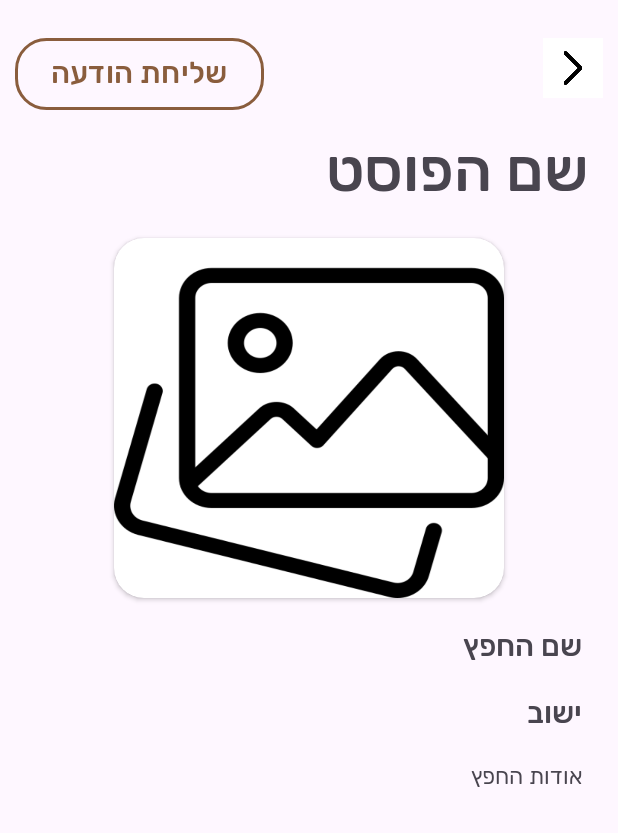
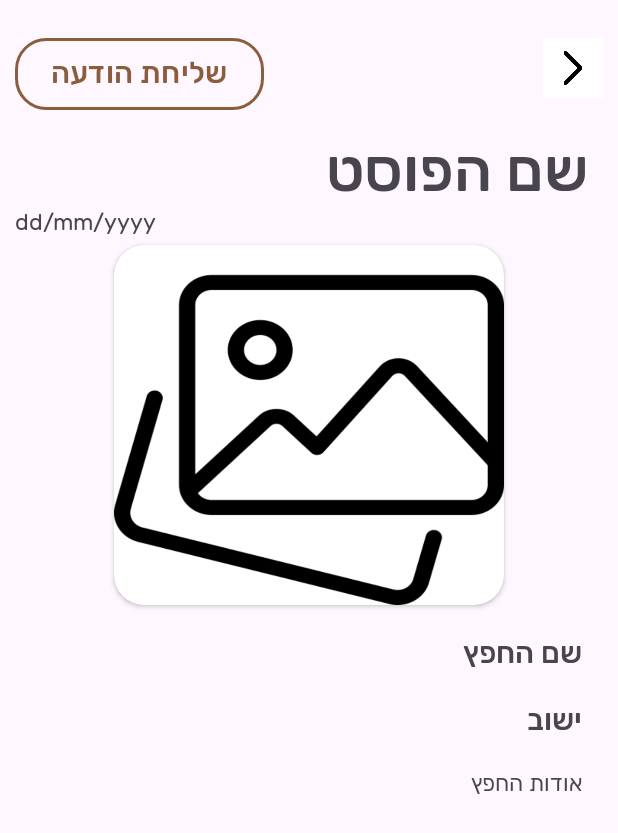
Before and after one commit to Gildfx2/metzion, an Android app built with Jetpack Compose: the layout fragment_detailed_post.xml on its own in the app's theme, with its tools: preview values and no code run, on a phone screen of 412 x 824 dp. Shown: the top 833 px of the screen. Run offline under Robolectric (Android 15) with nearby library versions, the phone set to English and light mode, and no system bars.

Commit message:
start filter

```diff
--- a/app/src/main/res/layout/fragment_detailed_post.xml
+++ b/app/src/main/res/layout/fragment_detailed_post.xml
@@ -44,11 +44,21 @@
             android:layout_marginTop="40dp"
             android:layout_marginEnd="20dp"
             android:text="שם הפוסט" />
+        <TextView
+            android:id="@+id/post_date"
+            android:layout_width="wrap_content"
+            android:layout_height="wrap_content"
+            android:layout_marginEnd="20dp"
+            android:layout_marginStart="10dp"
+            android:layout_gravity="left"
+            android:text="dd/mm/yyyy"
+            android:textSize="15sp"
+            android:fontFamily="@font/rubik_regular" />
         <androidx.cardview.widget.CardView
             android:layout_width="wrap_content"
             android:layout_height="wrap_content"
             app:cardCornerRadius="20dp"
-            android:layout_marginTop="20dp"
+            android:layout_marginTop="5dp"
             android:layout_gravity="center">
             <com.google.android.material.imageview.ShapeableImageView
                 android:id="@+id/post_image"
--- a/app/src/main/res/values/themes.xml
+++ b/app/src/main/res/values/themes.xml
@@ -20,4 +20,6 @@
         <item name="cornerFamily">rounded</item>
         <item name="cornerSize">50%</item>
     </style>
+
+
 </resources>
```
Also changed, not shown: app/src/main/java/com/example/pre_alpha/adapters/PostData.java (+11 -1 lines), app/src/main/java/com/example/pre_alpha/main/CreatePostFragment.java (+3 -4 lines), app/src/main/java/com/example/pre_alpha/main/DetailedPostFragment.java (+13 -1 lines), app/src/main/java/com/example/pre_alpha/main/ListPostFragment.java (+32 -12 lines), app/src/main/java/com/example/pre_alpha/main/SelectImageFragment.java (+8 -13 lines), app/src/main/java/com/example/pre_alpha/models/Post.java (+11 -1 lines), app/src/main/res/layout/fragment_list_post.xml (+19 -2 lines).
